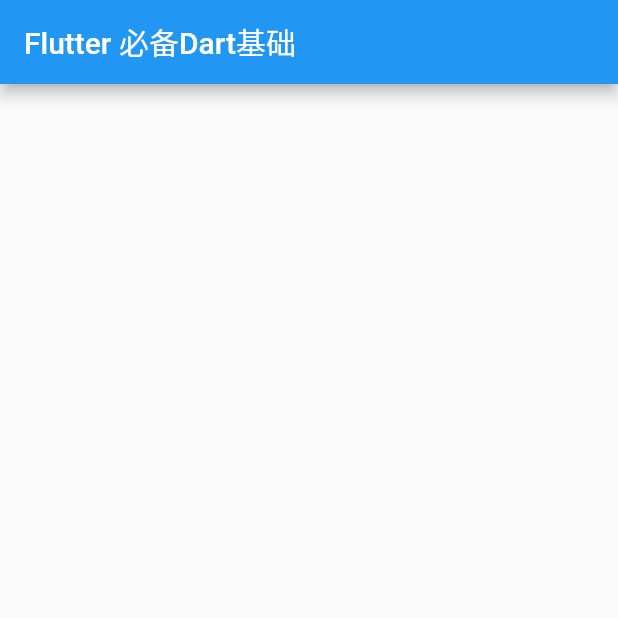
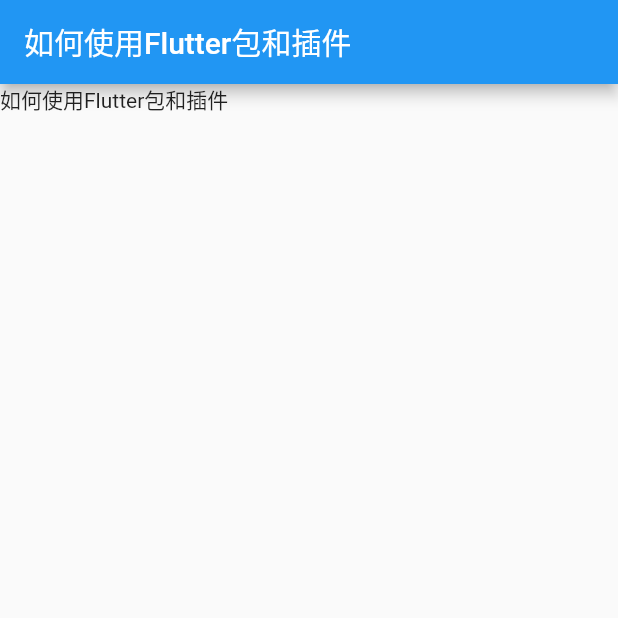
Before and after one commit to zzzhim/flutter-----1, a Flutter app: the screen it shows after launch, on a phone screen of 412 x 824 dp, the top half of it. Run offline on Flutter 3.47's test engine with Material 2 defaults, Android fonts, the phone set to English and light mode, and no system bars; missing offline and left inert: flutter_color_plugin.

Commit message:
feat：使用 flutter 插件

```diff
--- a/lib/main.dart
+++ b/lib/main.dart
@@ -3,9 +3,11 @@ import 'package:flutter_application_1/data_type.dart';
 import 'package:flutter_application_1/function_learn.dart';
 import 'package:flutter_application_1/generic_learn.dart';
 import 'package:flutter_application_1/opp_learn.dart';
+import 'package:flutter_application_1/plugin_use.dart';
 
 void main() {
-  runApp(const MyApp());
+  // runApp(const MyApp());
+  runApp(const PluginUse());
 }
 
 class MyApp extends StatelessWidget {
--- /dev/null
+++ b/lib/plugin_use.dart
@@ -0,0 +1,62 @@
+import 'package:flutter/material.dart';
+import 'package:flutter_application_1/main.dart';
+import 'package:flutter_color_plugin/flutter_color_plugin.dart';
+
+class PluginUse extends StatefulWidget {
+  const PluginUse({Key? key}) : super(key: key);
+
+  @override
+  _State createState() => _State();
+}
+
+class _State extends State<PluginUse> {
+  @override
+  Widget build(BuildContext context) {
+    return MaterialApp(
+      title: '如何使用Flutter包和插件',
+      theme: ThemeData(),
+      home: MyHomePage(title: '如何使用Flutter包和插件'),
+    );
+  }
+}
+
+class MyHomePage extends StatefulWidget {
+  const MyHomePage({Key? key, required this.title}) : super(key: key);
+
+  // This widget is the home page of your application. It is stateful, meaning
+  // that it has a State object (defined below) that contains fields that affect
+  // how it looks.
+
+  // This class is the configuration for the state. It holds the values (in this
+  // case the title) provided by the parent (in this case the App widget) and
+  // used by the build method of the State. Fields in a Widget subclass are
+  // always marked "final".
+
+  final String title;
+
+  @override
+  State<MyHomePage> createState() => _MyHomePageState();
+}
+
+class _MyHomePageState extends State<MyHomePage> {
+  @override
+  Widget build(BuildContext context) {
+    return Scaffold(
+      appBar: AppBar(
+        title: Text(
+          '如何使用Flutter包和插件',
+        ),
+      ),
+      body: Center(
+        child: ListView(
+          children: <Widget>[
+            Text(
+              '如何使用Flutter包和插件',
+              style: TextStyle(color: ColorUtil.color("black")),
+            )
+          ],
+        ),
+      ),
+    );
+  }
+}
--- a/pubspec.yaml
+++ b/pubspec.yaml
@@ -34,6 +34,7 @@ dependencies:
   # The following adds the Cupertino Icons font to your application.
   # Use with the CupertinoIcons class for iOS style icons.
   cupertino_icons: ^1.0.2
+  flutter_color_plugin: ^1.1.0
 
 dev_dependencies:
   flutter_test:
```
Also changed, not shown: pubspec.lock.
